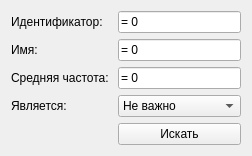
Qt form inssearch.ui (mcstarioni/OBOSSANIY-CURSACH) before a commit.
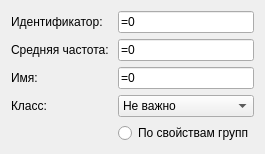
The same form after that commit.

Patch:
```diff
--- a/inssearch.ui
+++ b/inssearch.ui
@@ -6,14 +6,16 @@
    <rect>
     <x>0</x>
     <y>0</y>
-    <width>252</width>
-    <height>145</height>
+    <width>262</width>
+    <height>141</height>
    </rect>
   </property>
   <property name="windowTitle">
    <string>Form</string>
   </property>
-  <layout class="QFormLayout" name="formLayout">
+  <layout class="QHBoxLayout" name="horizontalLayout">
+   <item>
+    <layout class="QFormLayout" name="formLayout_2">
    <item row="0" column="0">
     <widget class="QLabel" name="label">
      <property name="text">
@@ -22,44 +24,44 @@
     </widget>
    </item>
    <item row="0" column="1">
-    <widget class="QLineEdit" name="lineEdit">
+      <widget class="QLineEdit" name="idEdit">
      <property name="text">
-      <string>= 0</string>
+        <string>=0</string>
      </property>
     </widget>
    </item>
-   <item row="1" column="0">
+     <item row="2" column="0">
     <widget class="QLabel" name="label_2">
      <property name="text">
       <string>Имя: </string>
      </property>
     </widget>
    </item>
-   <item row="1" column="1">
-    <widget class="QLineEdit" name="lineEdit_2">
+     <item row="2" column="1">
+      <widget class="QLineEdit" name="nameEdit">
      <property name="text">
-      <string>= 0</string>
+        <string>=0</string>
      </property>
     </widget>
    </item>
-   <item row="2" column="0">
+     <item row="1" column="0">
     <widget class="QLabel" name="label_3">
      <property name="text">
       <string>Средняя частота: </string>
      </property>
     </widget>
    </item>
-   <item row="2" column="1">
-    <widget class="QLineEdit" name="lineEdit_3">
+     <item row="1" column="1">
+      <widget class="QLineEdit" name="freqEdit">
      <property name="text">
-      <string>= 0</string>
+        <string>=0</string>
      </property>
     </widget>
    </item>
    <item row="3" column="0">
     <widget class="QLabel" name="label_4">
      <property name="text">
-      <string>Является: </string>
+        <string>Класс:</string>
      </property>
     </widget>
    </item>
@@ -103,11 +105,32 @@
     </widget>
    </item>
    <item row="4" column="1">
-    <widget class="QPushButton" name="pushButton">
+      <widget class="QRadioButton" name="groupSearchButton">
      <property name="text">
-      <string>Искать</string>
-     </property>
-    </widget>
+        <string>По свойствам групп</string>
+       </property>
+       <property name="autoExclusive">
+        <bool>false</bool>
+       </property>
+      </widget>
+     </item>
+    </layout>
+   </item>
+   <item>
+    <layout class="QHBoxLayout" name="groupAdd"/>
+   </item>
+   <item>
+    <spacer name="horizontalSpacer">
+     <property name="orientation">
+      <enum>Qt::Horizontal</enum>
+     </property>
+     <property name="sizeHint" stdset="0">
+      <size>
+       <width>40</width>
+       <height>20</height>
+      </size>
+     </property>
+    </spacer>
    </item>
   </layout>
  </widget>
```
Lines whose indentation alone changed are shown as unchanged.
